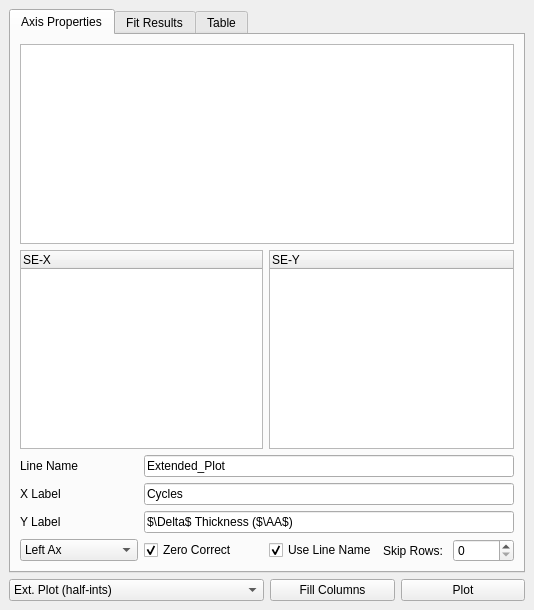
This is src/Ui_Files/DockWidgets/Ui/dw_SE.ui in austinmcano/GGG as Qt 5 draws it before an edit. The edited form follows.
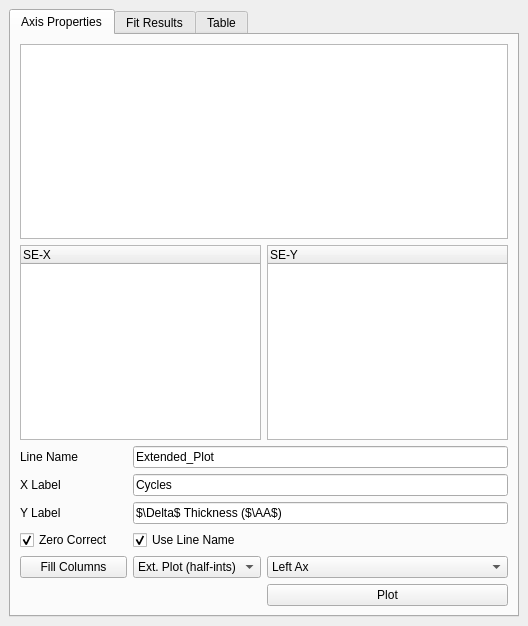
This is the edited form.

The edit to the form file:
```diff
--- a/src/Ui_Files/DockWidgets/Ui/dw_SE.ui
+++ b/src/Ui_Files/DockWidgets/Ui/dw_SE.ui
@@ -6,8 +6,8 @@
    <rect>
     <x>0</x>
     <y>0</y>
-    <width>534</width>
-    <height>610</height>
+    <width>528</width>
+    <height>626</height>
    </rect>
   </property>
   <property name="windowTitle">
@@ -15,39 +15,6 @@
   </property>
   <widget class="QWidget" name="dockWidgetContents">
    <layout class="QGridLayout" name="gridLayout">
-    <item row="4" column="5">
-     <widget class="QPushButton" name="plot_pb">
-      <property name="text">
-       <string>Plot</string>
-      </property>
-     </widget>
-    </item>
-    <item row="4" column="4">
-     <widget class="QPushButton" name="fill_cols_pb">
-      <property name="text">
-       <string>Fill Columns</string>
-      </property>
-     </widget>
-    </item>
-    <item row="4" column="2" colspan="2">
-     <widget class="QComboBox" name="plot_type_cb">
-      <item>
-       <property name="text">
-        <string>Ext. Plot (half-ints)</string>
-       </property>
-      </item>
-      <item>
-       <property name="text">
-        <string>Ext. Plot (ints)</string>
-       </property>
-      </item>
-      <item>
-       <property name="text">
-        <string>X vs Y</string>
-       </property>
-      </item>
-     </widget>
-    </item>
     <item row="2" column="2" colspan="4">
      <widget class="QTabWidget" name="tabWidget">
       <property name="tabShape">
@@ -61,10 +28,33 @@
         <string>Axis Properties</string>
        </attribute>
        <layout class="QGridLayout" name="gridLayout_3">
-        <item row="0" column="0" colspan="5">
-         <widget class="QTreeView" name="SE_treeView"/>
+        <item row="11" column="2">
+         <widget class="QComboBox" name="plot_type_cb">
+          <item>
+           <property name="text">
+            <string>Ext. Plot (half-ints)</string>
+           </property>
+          </item>
+          <item>
+           <property name="text">
+            <string>Ext. Plot (ints)</string>
+           </property>
+          </item>
+          <item>
+           <property name="text">
+            <string>X vs Y</string>
+           </property>
+          </item>
+         </widget>
         </item>
-        <item row="1" column="2" colspan="3">
+        <item row="4" column="2" colspan="2">
+         <widget class="QLineEdit" name="xlabel_le">
+          <property name="text">
+           <string>Cycles</string>
+          </property>
+         </widget>
+        </item>
+        <item row="1" column="3">
          <widget class="QTreeWidget" name="tw_y">
           <property name="selectionMode">
            <enum>QAbstractItemView::SingleSelection</enum>
@@ -76,51 +66,35 @@
           </column>
          </widget>
         </item>
-        <item row="1" column="0" colspan="2">
-         <widget class="QTreeWidget" name="tw_x">
-          <column>
-           <property name="text">
-            <string>SE-X</string>
-           </property>
-          </column>
-         </widget>
-        </item>
-        <item row="3" column="0">
-         <widget class="QLabel" name="label_10">
-          <property name="text">
-           <string>Line Name</string>
-          </property>
-         </widget>
-        </item>
-        <item row="4" column="0">
+        <item row="4" column="1">
          <widget class="QLabel" name="label_8">
           <property name="text">
            <string>X Label</string>
           </property>
          </widget>
         </item>
-        <item row="5" column="0">
-         <widget class="QLabel" name="label_9">
-          <property name="text">
-           <string>Y Label</string>
-          </property>
-         </widget>
-        </item>
-        <item row="5" column="1" colspan="4">
+        <item row="5" column="2" colspan="2">
          <widget class="QLineEdit" name="ylabel_le">
           <property name="text">
            <string>$\Delta$ Thickness ($\AA$)</string>
           </property>
          </widget>
         </item>
-        <item row="4" column="1" colspan="4">
-         <widget class="QLineEdit" name="xlabel_le">
+        <item row="11" column="1">
+         <widget class="QPushButton" name="fill_cols_pb">
           <property name="text">
-           <string>Cycles</string>
+           <string>Fill Columns</string>
           </property>
          </widget>
         </item>
-        <item row="6" column="0">
+        <item row="3" column="1">
+         <widget class="QLabel" name="label_10">
+          <property name="text">
+           <string>Line Name</string>
+          </property>
+         </widget>
+        </item>
+        <item row="11" column="3">
          <widget class="QComboBox" name="ax_cb">
           <item>
            <property name="text">
@@ -134,17 +108,7 @@
           </item>
          </widget>
         </item>
-        <item row="6" column="1">
-         <widget class="QCheckBox" name="zero_correct_checkb">
-          <property name="text">
-           <string>Zero Correct</string>
-          </property>
-          <property name="checked">
-           <bool>true</bool>
-          </property>
-         </widget>
-        </item>
-        <item row="6" column="2">
+        <item row="7" column="2">
          <widget class="QCheckBox" name="line_name_checkbox">
           <property name="text">
            <string>Use Line Name</string>
@@ -154,23 +118,49 @@
           </property>
          </widget>
         </item>
-        <item row="6" column="3">
-         <widget class="QLabel" name="label_7">
-          <property name="text">
-           <string>Skip Rows: </string>
-          </property>
-         </widget>
-        </item>
-        <item row="6" column="4">
-         <widget class="QSpinBox" name="skip_rows_sb"/>
-        </item>
-        <item row="3" column="1" colspan="4">
+        <item row="3" column="2" colspan="2">
          <widget class="QLineEdit" name="line_name_le">
           <property name="text">
            <string>Extended_Plot</string>
           </property>
          </widget>
         </item>
+        <item row="5" column="1">
+         <widget class="QLabel" name="label_9">
+          <property name="text">
+           <string>Y Label</string>
+          </property>
+         </widget>
+        </item>
+        <item row="7" column="1">
+         <widget class="QCheckBox" name="zero_correct_checkb">
+          <property name="text">
+           <string>Zero Correct</string>
+          </property>
+          <property name="checked">
+           <bool>true</bool>
+          </property>
+         </widget>
+        </item>
+        <item row="1" column="1" colspan="2">
+         <widget class="QTreeWidget" name="tw_x">
+          <column>
+           <property name="text">
+            <string>SE-X</string>
+           </property>
+          </column>
+         </widget>
+        </item>
+        <item row="0" column="1" colspan="3">
+         <widget class="QTreeView" name="SE_treeView"/>
+        </item>
+        <item row="12" column="3">
+         <widget class="QPushButton" name="plot_pb">
+          <property name="text">
+           <string>Plot</string>
+          </property>
+         </widget>
+        </item>
        </layout>
       </widget>
       <widget class="QWidget" name="tab_2">
@@ -178,6 +168,13 @@
         <string>Fit Results</string>
        </attribute>
        <layout class="QGridLayout" name="gridLayout_5">
+        <item row="1" column="0">
+         <widget class="QLabel" name="label_7">
+          <property name="text">
+           <string>Skip Rows: </string>
+          </property>
+         </widget>
+        </item>
         <item row="0" column="0">
          <widget class="QComboBox" name="linetype_cb">
           <item>
@@ -212,7 +209,13 @@
           </item>
          </widget>
         </item>
-        <item row="3" column="0">
+        <item row="3" column="0" colspan="2">
+         <widget class="QTextEdit" name="fit_results_TE"/>
+        </item>
+        <item row="1" column="1">
+         <widget class="QSpinBox" name="skip_rows_sb"/>
+        </item>
+        <item row="4" column="0">
          <widget class="QPushButton" name="lin_fit_pb">
           <property name="text">
            <string>Lin. Fit</string>
```
Left out of the diff: 85 changed lines with no effect on the pictures.
